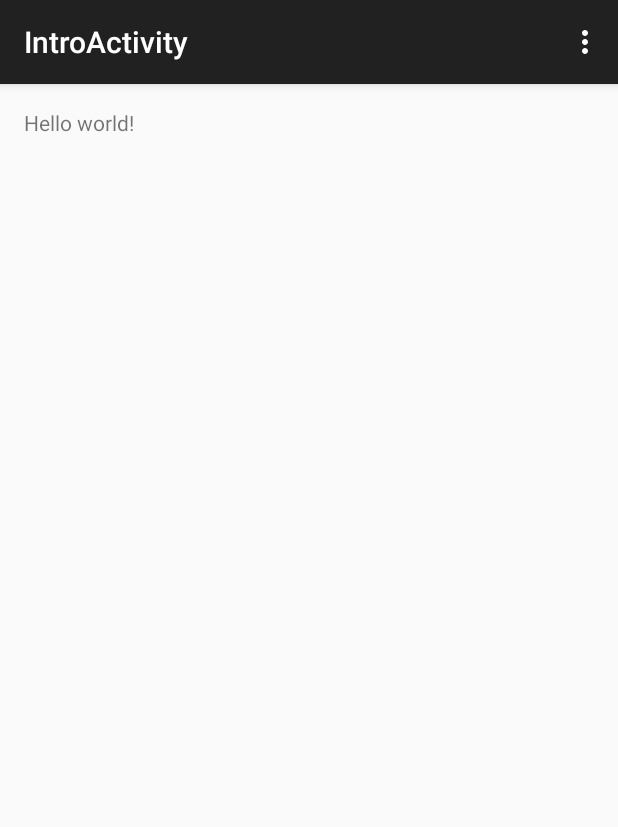
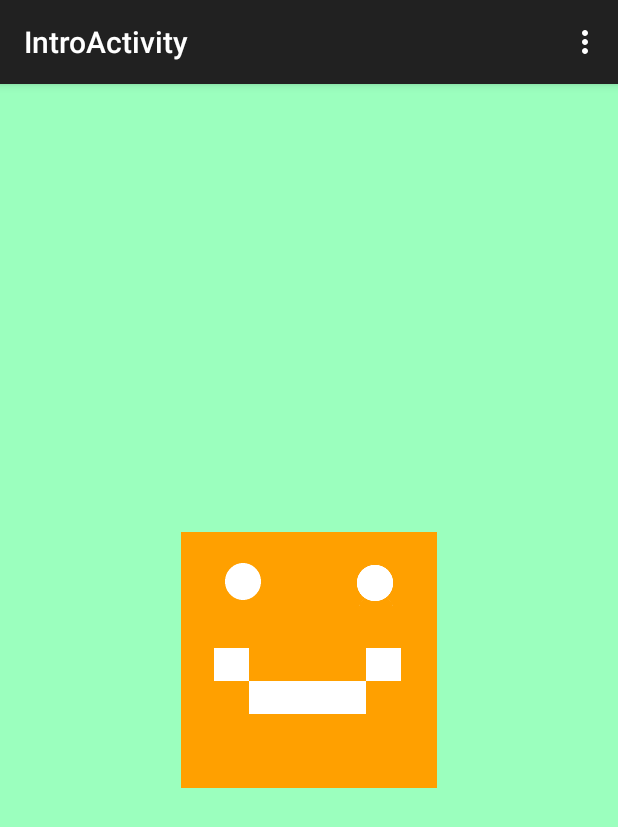
Before and after one commit to maneesht/hackathon, an Android app: the screen it shows after launch (IntroActivity), on a phone screen of 412 x 824 dp. Shown: the top 827 px of the screen. Run offline under Robolectric (Android 15) with nearby library versions, the phone set to English and light mode, and no system bars.

Commit message:
MADE THE THING WINK
YAY

```diff
--- a/Project/app/src/main/res/layout/activity_intro.xml
+++ b/Project/app/src/main/res/layout/activity_intro.xml
@@ -4,9 +4,40 @@
     android:paddingRight="@dimen/activity_horizontal_margin"
     android:paddingTop="@dimen/activity_vertical_margin"
     android:paddingBottom="@dimen/activity_vertical_margin"
-    tools:context="com.msolutions.hackathon.IntroActivity">
+    tools:context="com.msolutions.hackathon.IntroActivity"
+    android:background="#ff9bffbe">
 
-    <TextView android:text="@string/hello_world" android:layout_width="wrap_content"
-        android:layout_height="wrap_content" />
+    <ImageView
+        android:layout_width="wrap_content"
+        android:layout_height="wrap_content"
+        android:id="@+id/LeftWink"
+        android:src="@drawable/logoleftwnk"
+        android:layout_centerVertical="true"
+        android:layout_centerHorizontal="true"
+        android:visibility="invisible"
+        android:onClick="Wink"
+        android:nestedScrollingEnabled="false" />
+
+    <ImageView
+        android:layout_width="wrap_content"
+        android:layout_height="wrap_content"
+        android:id="@+id/RightWink"
+        android:layout_alignTop="@+id/LeftWink"
+        android:layout_centerHorizontal="true"
+        android:src="@drawable/logorightwnk"
+        android:onClick="Wink"
+        android:nestedScrollingEnabled="false"
+        android:visibility="invisible" />
+
+    <ImageView
+        android:layout_width="wrap_content"
+        android:layout_height="wrap_content"
+        android:id="@+id/MainLogo"
+        android:src="@drawable/logonownk"
+        android:layout_alignTop="@+id/LeftWink"
+        android:layout_alignLeft="@+id/LeftWink"
+        android:layout_alignStart="@+id/LeftWink"
+        android:visibility="visible"
+        android:onClick="Wink" />
 
 </RelativeLayout>
--- a/Project/settings.gradle
+++ b/Project/settings.gradle
@@ -1,2 +1 @@
-include ':app'
-include ':cardview'
+include ':cardview', ':app'
```
Also changed, not shown: Project/app/src/main/java/com/msolutions/hackathon/Ebola.txt (deleted, +0 -40 lines), Project/app/src/main/java/com/msolutions/hackathon/IntroActivity.java (+35 -0 lines), Project/app/src/main/res/drawable-hdpi/logo.png (added), Project/app/src/main/res/drawable-hdpi/logoleftwnk.png (added), Project/app/src/main/res/drawable-hdpi/logonownk.png (added), Project/app/src/main/res/drawable-hdpi/logorightwnk.png (added).
